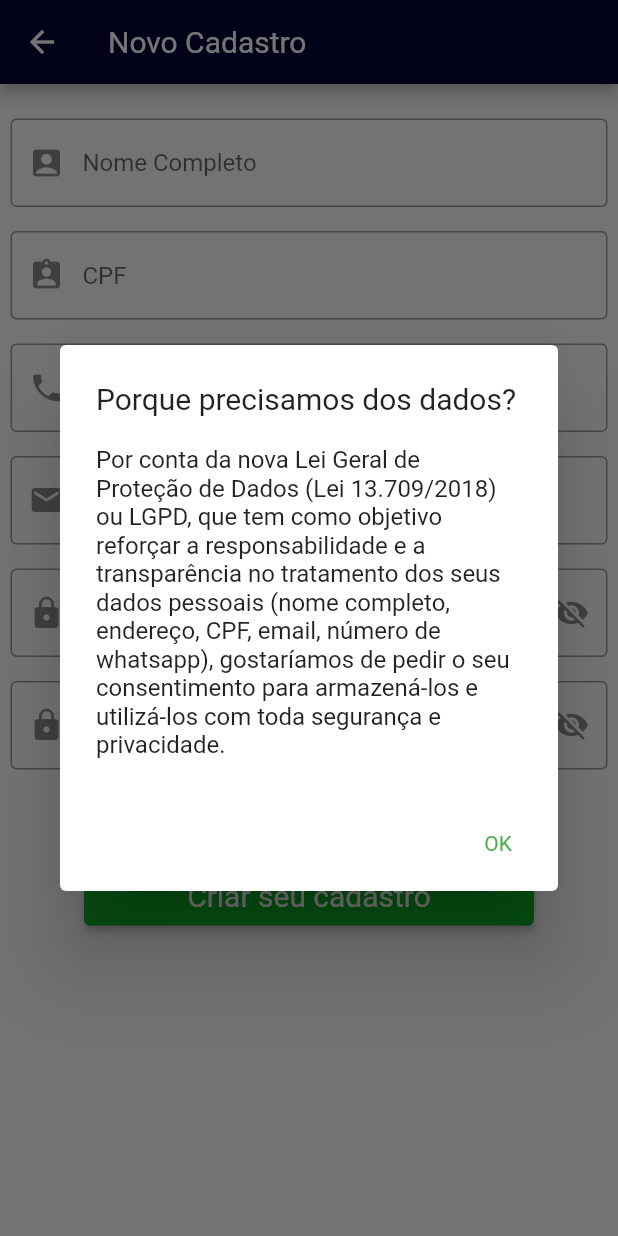
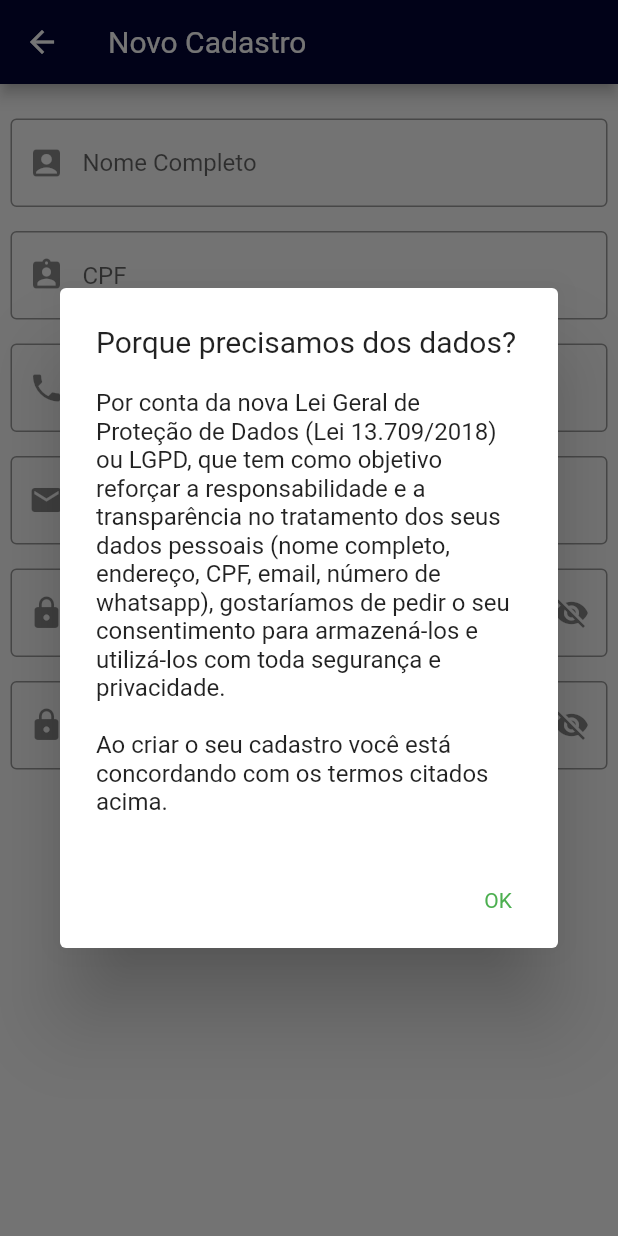
Before and after one commit to visued/HackatonG3X, a Flutter app: the RegisterScreen screen opened directly, after a tap on "Porque precisamos dos dados?", on a phone screen of 412 x 824 dp. Run offline on Flutter 3.47's test engine with Material 2 defaults, Android fonts, the phone set to English and light mode, and no system bars; our stand-ins replace camera, dio, flutter_secure_storage, google_maps_flutter, pin_code_fields; accounts and stored records are empty; Roboto replaces fonts that are missing (RobotoRegular).

Commit message:
Alteração texto alerta de consentimento :lock:

```diff
--- a/front/fiscaliza_front/lib/src/screens/register_screen.dart
+++ b/front/fiscaliza_front/lib/src/screens/register_screen.dart
@@ -169,7 +169,7 @@ class _RegisterScreenState extends State<RegisterScreen> {
     AlertDialog alert = AlertDialog(
       title: Text("Porque precisamos dos dados?"),
       content: Text(
-          "Por conta da nova Lei Geral de Proteção de Dados (Lei 13.709/2018) ou LGPD, que tem como objetivo reforçar a responsabilidade e a transparência no tratamento dos seus dados pessoais (nome completo, endereço, CPF, email, número de whatsapp), gostaríamos de pedir o seu consentimento para armazená-los e utilizá-los com toda segurança e privacidade."),
+          "Por conta da nova Lei Geral de Proteção de Dados (Lei 13.709/2018) ou LGPD, que tem como objetivo reforçar a responsabilidade e a transparência no tratamento dos seus dados pessoais (nome completo, endereço, CPF, email, número de whatsapp), gostaríamos de pedir o seu consentimento para armazená-los e utilizá-los com toda segurança e privacidade. \n \nAo criar o seu cadastro você está concordando com os termos citados acima."),
       actions: [
         okButton,
       ],
```
